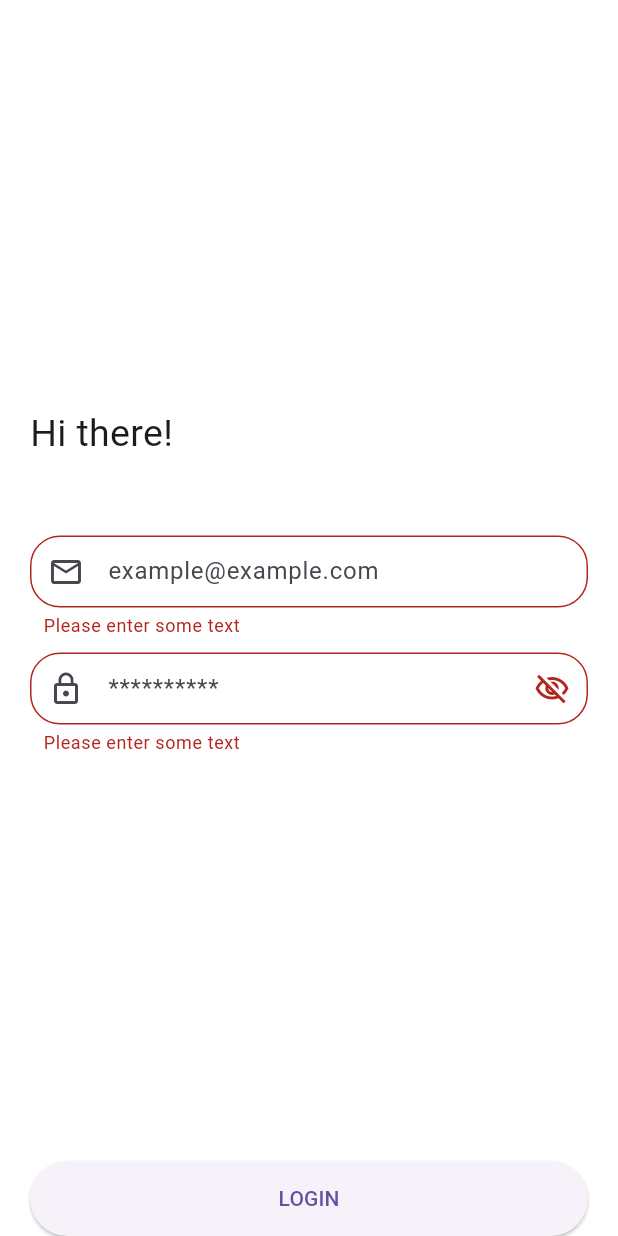
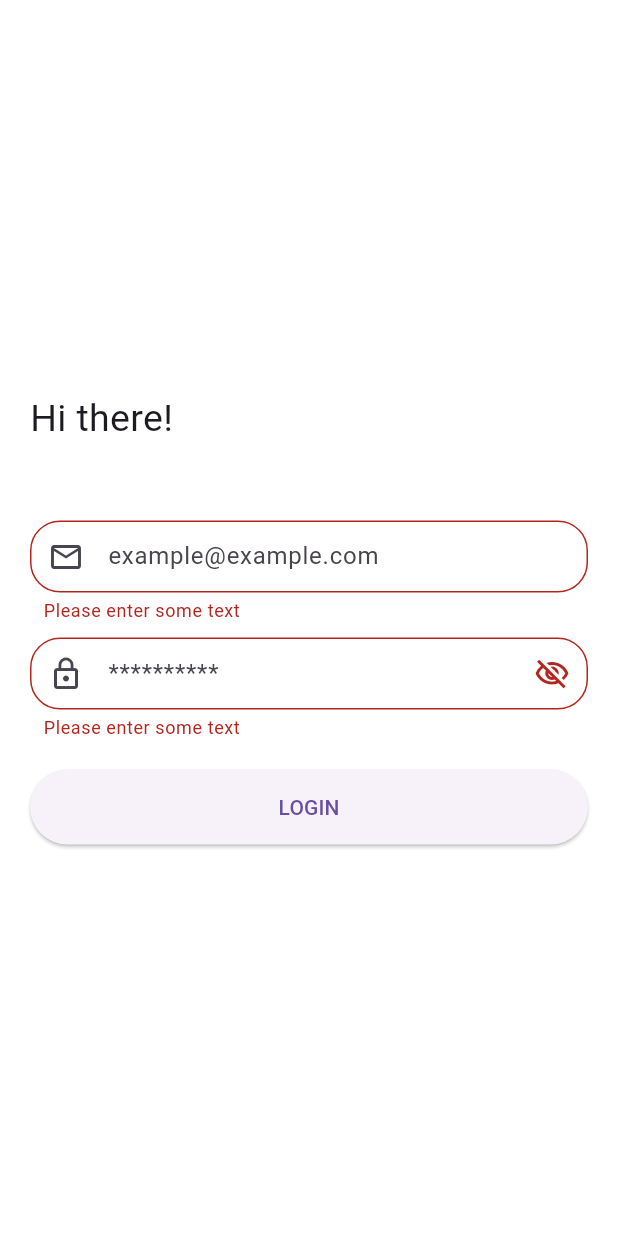
Before and after one commit to mimic-less/test-project, a Flutter app: the screen it shows after launch, after a tap on "LOGIN", on a phone screen of 412 x 824 dp. Run offline on Flutter 3.47's test engine with Material 3 defaults, Android fonts, the phone set to English and light mode, and no system bars; our stand-ins replace cached_network_image, dio, get_it, go_router, image_picker, shared_preferences; network calls fail.

```diff
--- a/lib/src/config/get_it/get_it.dart
+++ b/lib/src/config/get_it/get_it.dart
@@ -1,3 +1,4 @@
+import 'package:dio/dio.dart';
 import 'package:get_it/get_it.dart';
 import '../../domain/repositories/auth_repository.dart';
 import '../../data/repositories/auth_repository_impl.dart';
@@ -8,8 +9,6 @@ import '../../data/token/shared_prefs_token_storage.dart';
 import '../../domain/token/token_storage_service.dart';
 import '../../data/repositories/gallery_repository_impl.dart';
 import 'package:shared_preferences/shared_preferences.dart';
-
-import '../../data/api/api_client.dart';
 import '../../domain/repositories/gallery_repository.dart';
 
 final getIt = GetIt.instance;
@@ -18,18 +17,23 @@ Future<void> setupDependencies() async {
   final prefs = await SharedPreferences.getInstance();
   final tokenStorage = SharedPrefsTokenStorage(prefs);
 
-  final apiClient = ApiClient();
+  final dio = Dio();
+
+  dio.options = BaseOptions(
+    connectTimeout: const Duration(seconds: 5),
+    receiveTimeout: const Duration(seconds: 5),
+  );
   final authStateNotifier = AuthStateNotifier();
-  final authRepository = AuthRepositoryImpl(apiClient);
+  final authRepository = AuthRepositoryImpl(dio);
   final authService = AuthServiceImpl(
     tokenStorageService: tokenStorage,
     authRepository: authRepository,
     authStateNotifier: authStateNotifier,
   );
 
-  final galleryRepository = GalleryRepositoryImpl(apiClient);
+  final galleryRepository = GalleryRepositoryImpl(dio);
 
-  getIt.registerSingleton<ApiClient>(apiClient);
+  getIt.registerSingleton<Dio>(dio);
 
   getIt.registerSingleton<TokenStorageService>(tokenStorage);
 
--- a/lib/src/presentation/login_page/login_screen.dart
+++ b/lib/src/presentation/login_page/login_screen.dart
@@ -52,24 +52,7 @@ class _LoginScreenState extends State<LoginScreen> {
       create: (context) => LoginNotifier(getIt<AuthService>()),
       child: Scaffold(
         backgroundColor: Colors.white,
-        bottomNavigationBar: SafeArea(
-          child: Padding(
-            padding: const EdgeInsets.symmetric(horizontal: 20),
-            child: SizedBox(
-              width: double.infinity,
-              height: 50,
-              child: Consumer<LoginNotifier>(
-                builder: (context, LoginNotifier notifier, child) {
-                  final state = notifier.state;
-                  return ElevatedButton(
-                    onPressed: () => login(context),
-                    child: buttonContent(state.isLoading),
-                  );
-                },
-              ),
-            ),
-          ),
-        ),
+        resizeToAvoidBottomInset: false,
         body: Padding(
           padding: const EdgeInsets.symmetric(horizontal: 20, vertical: 25),
           child: Form(
@@ -83,6 +66,20 @@ class _LoginScreenState extends State<LoginScreen> {
                 CustomTextFormField.email(_emailController),
                 const SizedBox(height: 10),
                 CustomTextFormField.password(_passwordController),
+                const SizedBox(height: 20),
+                SizedBox(
+                  width: double.infinity,
+                  height: 50,
+                  child: Consumer<LoginNotifier>(
+                    builder: (context, notifier, child) {
+                      final state = notifier.state;
+                      return ElevatedButton(
+                        onPressed: () => login(context),
+                        child: buttonContent(state.isLoading),
+                      );
+                    },
+                  ),
+                ),
               ],
             ),
           ),
--- a/pubspec.yaml
+++ b/pubspec.yaml
@@ -15,7 +15,7 @@ dependencies:
   get_it: 9.1.1
   go_router: 17.0.0
   provider: 6.1.5+1
-  http: 1.6.0
+  dio: 5.9.0
   cached_network_image: 3.4.1
   image_picker: 1.2.1
 
```
Also changed, not shown: lib/src/data/api/api_client.dart (deleted, +0 -46 lines), lib/src/data/repositories/auth_repository_impl.dart (+4 -3 lines), lib/src/data/repositories/gallery_repository_impl.dart (+17 -19 lines), lib/src/presentation/gallery_page/gallery_screen.dart (+30 -24 lines), lib/src/presentation/gallery_page/provider/gallery_notifier.dart (+11 -2 lines), lib/src/presentation/gallery_page/provider/gallery_state.dart (+6 -1 lines), lib/src/presentation/gallery_page/widgets/logout_dialog.dart (added, +27 -0 lines), lib/src/utils/extensions/dio_exception_extension.dart (added, +38 -0 lines), pubspec.lock.
